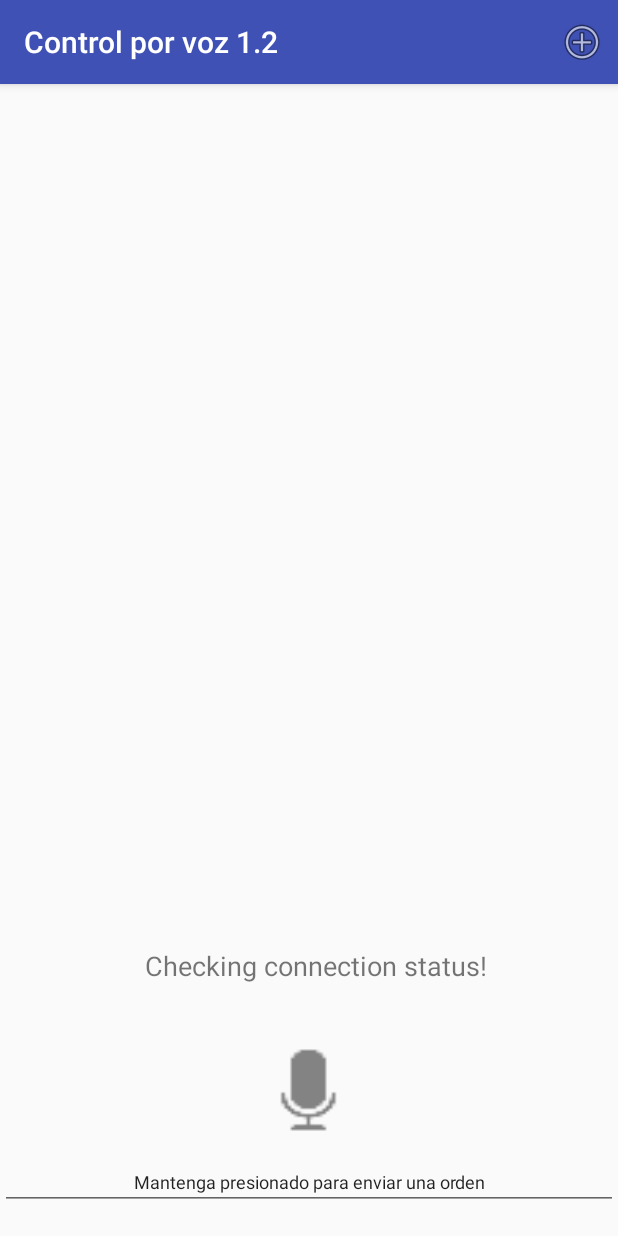
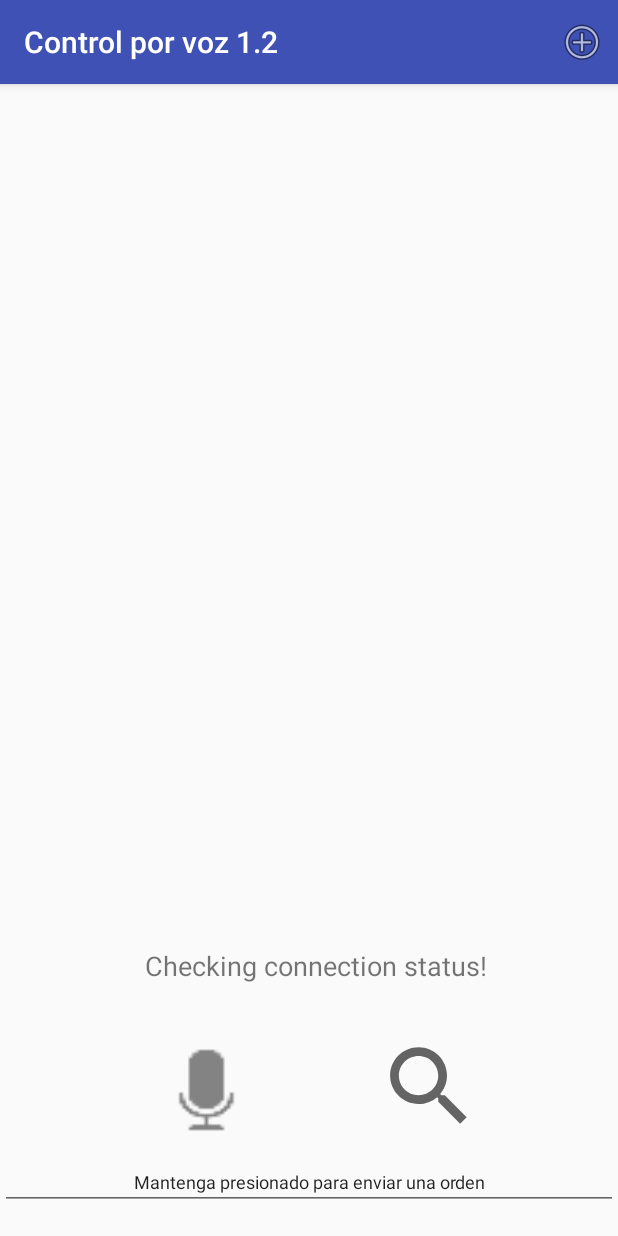
Before and after one commit to RakaAmburo/speech, an Android app: the screen it shows after launch (MainActivity), on a phone screen of 412 x 824 dp. Run offline under Robolectric (Android 15) with nearby library versions, the phone set to English and light mode, and no system bars; our stand-ins replace Volley; pictures from the network do not load; 4 statements that could not run were skipped.

Commit message:
adding bring me all cmds

```diff
--- a/app/src/main/java/com/pcordoba/speechtotexttest1/MainActivity.java
+++ b/app/src/main/java/com/pcordoba/speechtotexttest1/MainActivity.java
@@ -58,6 +58,7 @@ public class MainActivity extends AppCompatActivity implements
     private TextView capturedVoiceCmd;
     //private TextView appliedCmdResponse;
     private Button button;
+    private Button button2;
     private ProgressBar progressBar;
     private SpeechRecognizer speech = null;
     private Intent recognizerIntent;
@@ -82,21 +83,48 @@ public class MainActivity extends AppCompatActivity implements
     class ClickListener implements AdapterView.OnItemClickListener {
         private Context context;
 
-        public ClickListener(Context constext) {
-            this.context = constext;
+        public ClickListener(Context context) {
+            this.context = context;
         }
 
         @Override
         public void onItemClick(AdapterView<?> parent, View view, int position, long id) {
-            if (statusListLinks.size() >= position) {
+            if (statusListLinks.size() >= position && statusListLinks.get(position) != null) {
                 ArrayList<String> matches = new ArrayList<>();
                 String link = statusListLinks.get(position).split(":")[1];
                 matches.add(link);
                 capturedVoiceCmd.setText("");
                 statusListAdapter.clear();
                 restPoster.postVoiceResult(matches, usingHost, restPort, context, true, false);
+            }
+        }
+    }
 
+    class OnTouch implements View.OnTouchListener {
+
+        private Context context;
+
+        public OnTouch(Context context) {
+            this.context = context;
+        }
+
+        @SuppressLint("ClickableViewAccessibility")
+        @Override
+        public boolean onTouch(View v, MotionEvent event) {
+            switch (event.getAction()) {
+                case MotionEvent.ACTION_DOWN:
+                    ArrayList<String> matches = new ArrayList<>();
+                    matches.add("general what can i do");
+                    capturedVoiceCmd.setText("");
+                    statusListAdapter.clear();
+                    restPoster.postVoiceResult(matches, usingHost, restPort, context, true, false);
+                    break;
+                case MotionEvent.ACTION_UP:
+                    capturedVoiceCmd.setText("");
+                    statusListAdapter.clear();
+                    break;
             }
+            return false;
         }
     }
 
@@ -109,6 +137,7 @@ public class MainActivity extends AppCompatActivity implements
         capturedVoiceCmd = findViewById(R.id.resultMessage);
         //appliedCmdResponse = (TextView) findViewById(R.id.response);
         button = findViewById(R.id.mantener);
+        button2 = findViewById(R.id.wqid);
         progressBar = findViewById(R.id.progressBar);
         progressBar.setVisibility(View.INVISIBLE);
 
@@ -118,7 +147,6 @@ public class MainActivity extends AppCompatActivity implements
                 android.R.layout.simple_selectable_list_item, android.R.id.text1, listItem);
         statusList.setAdapter(statusListAdapter);
         statusList.setOnItemClickListener(new ClickListener(this));
-
 
 
         SP = PreferenceManager.getDefaultSharedPreferences(getBaseContext());
@@ -178,6 +206,8 @@ public class MainActivity extends AppCompatActivity implements
                 }
             }*/
         });
+
+        button2.setOnTouchListener(new OnTouch(this));
     }
 
     private void askForPermission() {
@@ -423,7 +453,7 @@ public class MainActivity extends AppCompatActivity implements
                 message = "Audio recording error";
                 break;
             case SpeechRecognizer.ERROR_CLIENT:
-                message = "Client side error";
+                message = "Client retry";
                 break;
             case SpeechRecognizer.ERROR_INSUFFICIENT_PERMISSIONS:
                 message = "Insufficient permissions";
--- a/app/src/main/java/com/pcordoba/speechtotexttest1/RestPoster.java
+++ b/app/src/main/java/com/pcordoba/speechtotexttest1/RestPoster.java
@@ -228,10 +228,11 @@ public class RestPoster {
                 try {
                     String resp = stringResponse.get(i).toString();
                     Matcher m = metaActinExtractorPattern.matcher(resp);
-                    if (m.find()) {
+                    if (!resp.contains("REGEX") && m.find()) {
                         listLinks.add(m.group(1));
                         list.add(resp.replace("(" + m.group(1) + ")", ""));
                     } else {
+                        listLinks.add(null);
                         list.add(stringResponse.get(i).toString());
                     }
                 } catch (JSONException e) {
@@ -244,6 +245,9 @@ public class RestPoster {
         MainActivity.statusListLinks.clear();
         MainActivity.statusListLinks.addAll(listLinks);
         TextView capturedVoiceCmd = ((Activity) context).findViewById(R.id.resultMessage);
+        if (executedCmd.contains("REGEX")){
+            executedCmd = executedCmd.substring(0, executedCmd.indexOf("(")+1) + "...";
+        }
         capturedVoiceCmd.setText(executedCmd);
     }
 
--- /dev/null
+++ b/app/src/main/res/drawable/outline_search_24.xml
@@ -0,0 +1,13 @@
+<vector xmlns:android="http://schemas.android.com/apk/res/android"
+    xmlns:tools="http://schemas.android.com/tools"
+    android:width="24dp"
+    android:height="24dp"
+    android:viewportWidth="24"
+    android:viewportHeight="24"
+    android:tint="?attr/colorControlNormal"
+    tools:ignore="VectorRaster">
+  <path
+      android:fillColor="@android:color/white"
+      android:pathData="M15.5,14h-0.79l-0.28,-0.27C15.41,12.59 16,11.11 16,9.5 16,5.91 13.09,3 9.5,3S3,5.91 3,9.5 5.91,16 9.5,16c1.61,0 3.09,-0.59 4.23,-1.57l0.27,0.28v0.79l5,4.99L20.49,19l-4.99,-5zM9.5,14C7.01,14 5,11.99 5,9.5S7.01,5 9.5,5 14,7.01 14,9.5 11.99,14 9.5,14z"
+      tools:ignore="VectorRaster" />
+</vector>
--- a/app/src/main/res/layout/activity_main.xml
+++ b/app/src/main/res/layout/activity_main.xml
@@ -12,14 +12,26 @@
         android:id="@+id/mantener"
         android:layout_width="101dp"
         android:layout_height="85dp"
-        android:layout_marginBottom="0dp"
+        android:layout_marginLeft="8dp"
+        android:layout_marginRight="8dp"
         android:background="@drawable/button_image_mic"
         app:layout_constraintBottom_toTopOf="@+id/editText"
-        app:layout_constraintHorizontal_bias="0.502"
+        app:layout_constraintHorizontal_bias="0.272"
         app:layout_constraintLeft_toLeftOf="parent"
-        app:layout_constraintRight_toRightOf="parent"
+        app:layout_constraintRight_toRightOf="parent" />
+
+    <Button
+        android:id="@+id/wqid"
+        android:layout_width="70dp"
+        android:layout_height="70dp"
+        android:layout_marginLeft="8dp"
         android:layout_marginRight="8dp"
-        android:layout_marginLeft="8dp" />
+        android:layout_marginBottom="10dp"
+        android:background="@drawable/outline_search_24"
+        app:layout_constraintBottom_toTopOf="@+id/editText"
+        app:layout_constraintHorizontal_bias="0.747"
+        app:layout_constraintLeft_toLeftOf="parent"
+        app:layout_constraintRight_toRightOf="parent" />
 
     <EditText
         android:id="@+id/editText"
```
